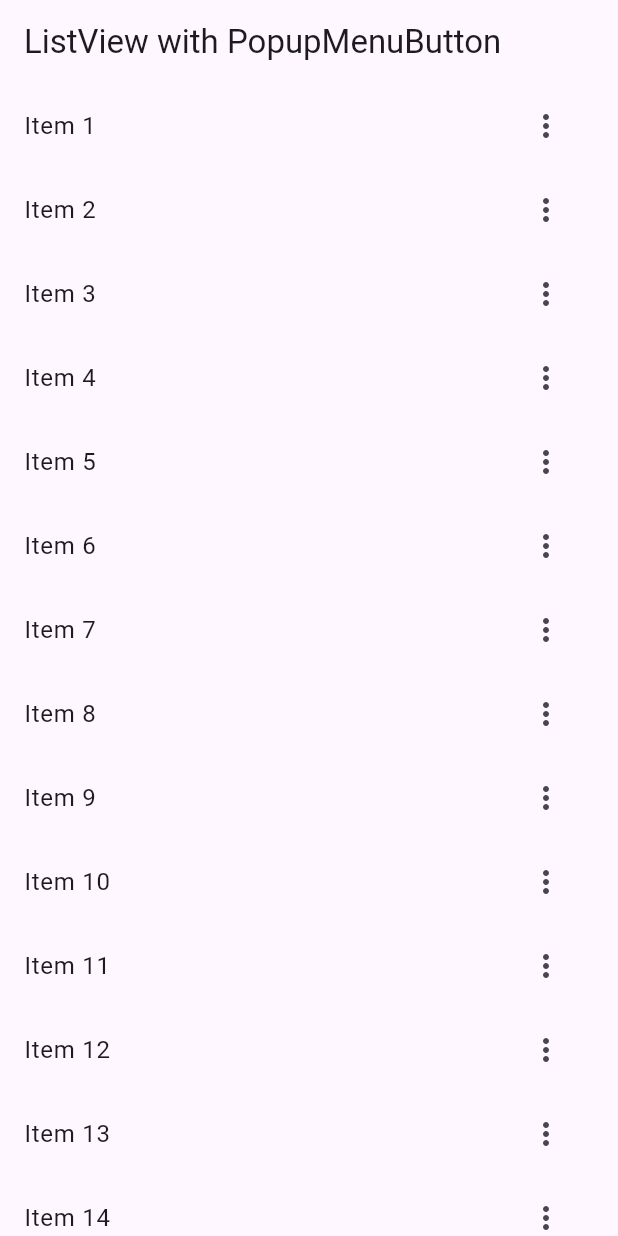
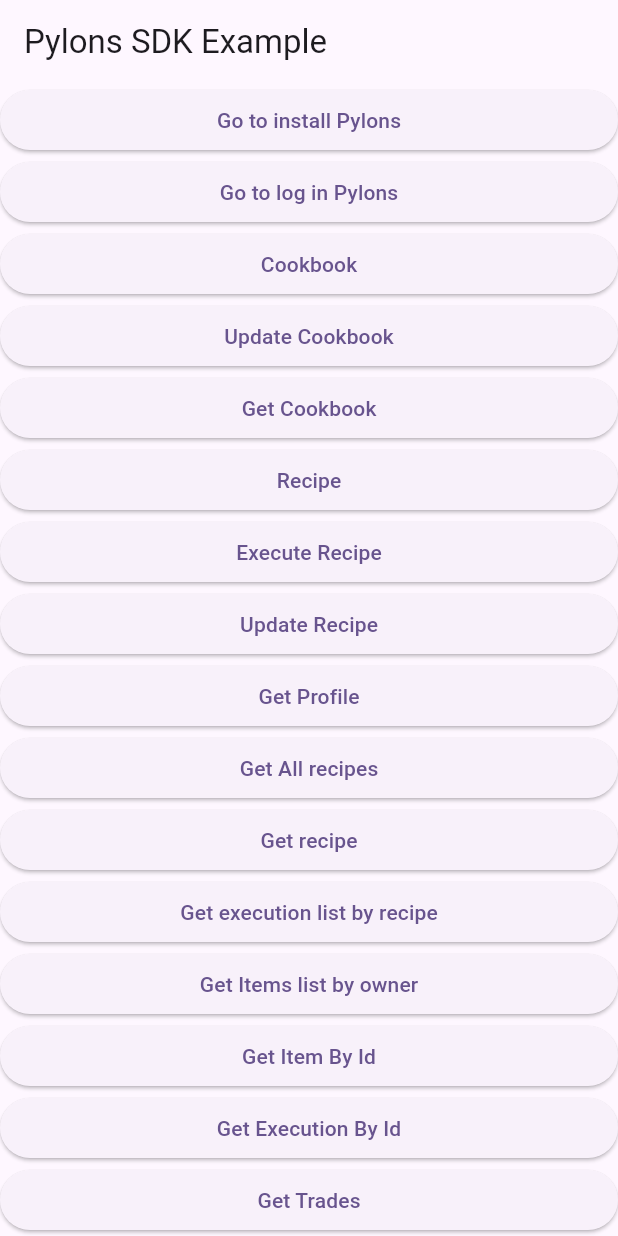
Before and after one commit to muhammadarslannasr/pagination_with_multiple_list_scroll_to_top_flutter_app, a Flutter app: the screen it shows after launch, on a phone screen of 412 x 824 dp. Run offline on Flutter 3.47's test engine with Material 3 defaults, Android fonts, the phone set to English and light mode, and no system bars; our stand-ins replace csv, file_picker, fixnum, image_picker, responsive_sizer, screenshot and 1 more; missing offline and left inert: cached_video_player_plus, flutter_barcode_scanner, flutter_custom_tabs, mobile_scanner, pylons_sdk, whatsapp_share.

Commit message:
pylons code added as an example using there sdk but not getting anything from it!

```diff
--- a/lib/main.dart
+++ b/lib/main.dart
@@ -1,11 +1,16 @@
 import 'package:flutter/material.dart';
 import 'package:flutter_mixup_tries_project/inn_app_web_browser_flutter/inn_app_web_browser_screen.dart';
+import 'package:flutter_mixup_tries_project/popup_menu_list_view_builder_screen/popup_menu_list_view_builder_screen.dart';
+import 'package:flutter_mixup_tries_project/pylons_sdk_example/pylons_sdk_screen.dart';
 import 'package:flutter_mixup_tries_project/speech_to_text/speech_to_text_screen.dart';
 import 'package:responsive_sizer/responsive_sizer.dart';
-
-import 'popup_menu_list_view_builder_screen/popup_menu_list_view_builder_screen.dart';
+import 'package:pylons_sdk/pylons_sdk.dart';
 
 void main() {
+  WidgetsFlutterBinding.ensureInitialized();
+
+  PylonsWallet.setup(mode: PylonsMode.prod, host: 'my.host.genesis.arslan');
+
   runApp(const MyApp());
 }
 
@@ -35,7 +40,8 @@ class MyApp extends StatelessWidget {
         // home: const UploadPage(),
         // home: const SpeechToTextScreen(),
         // home: const InnAppWebBrowserScreen(),
-        home: const PopUpMenuListViewBuilderScreen(),
+        // home: const PopUpMenuListViewBuilderScreen(),
+        home: const PylonsSdkScreen(),
       );
     });
   }
--- /dev/null
+++ b/lib/pylons_sdk_example/pylons_sdk_screen.dart
@@ -0,0 +1,370 @@
+import 'dart:developer';
+
+import 'package:flutter/material.dart';
+import 'package:pylons_sdk/low_level.dart';
+import 'package:fixnum/fixnum.dart';
+
+class PylonsSdkScreen extends StatefulWidget {
+  const PylonsSdkScreen({super.key});
+
+  @override
+  State<PylonsSdkScreen> createState() => _PylonsSdkScreenState();
+}
+
+class _PylonsSdkScreenState extends State<PylonsSdkScreen> {
+  String cookBookId = "cookbook_cry_308";
+  String recipeId = "recipe_1";
+  String ownerId = "pylo1v97v5qj2kvph2d02fzxxlh44wzpfmuc63vpphj";
+  String itemId = "8MrbcX2hkmm";
+  String executionId = "exec1213";
+
+  @override
+  Widget build(BuildContext context) {
+    return Scaffold(
+      appBar: AppBar(
+        title: const Text('Pylons SDK Example'),
+      ),
+      body: SingleChildScrollView(
+        child: Column(
+          mainAxisAlignment: MainAxisAlignment.center,
+          crossAxisAlignment: CrossAxisAlignment.stretch,
+          children: [
+            ElevatedButton(
+              onPressed: () async {
+                goToInstall();
+              },
+              child: const Text('Go to install Pylons'),
+            ),
+            ElevatedButton(
+              onPressed: () async {
+                goToLogin();
+              },
+              child: const Text('Go to log in Pylons'),
+            ),
+            ElevatedButton(
+              onPressed: () async {
+                createCookBook();
+              },
+              child: const Text('Cookbook'),
+            ),
+            ElevatedButton(
+              onPressed: () async {
+                updateCookBook();
+              },
+              child: const Text('Update Cookbook'),
+            ),
+            ElevatedButton(
+              onPressed: () async {
+                getCookbook();
+              },
+              child: const Text('Get Cookbook'),
+            ),
+            ElevatedButton(
+              onPressed: () async {
+                createRecipe();
+              },
+              child: const Text('Recipe'),
+            ),
+            ElevatedButton(
+              onPressed: () async {
+                executeRecipe();
+              },
+              child: const Text('Execute Recipe'),
+            ),
+            ElevatedButton(
+              onPressed: () async {
+                updateRecipe();
+              },
+              child: const Text('Update Recipe'),
+            ),
+            ElevatedButton(
+              onPressed: () async {
+                getProfile();
+              },
+              child: const Text('Get Profile'),
+            ),
+            ElevatedButton(
+              onPressed: () async {
+                getRecipes();
+              },
+              child: const Text('Get All recipes'),
+            ),
+            ElevatedButton(
+              onPressed: () async {
+                getRecipe();
+              },
+              child: const Text('Get recipe'),
+            ),
+            ElevatedButton(
+              onPressed: () async {
+                getExecutionListByRecipe();
+              },
+              child: const Text('Get execution list by recipe'),
+            ),
+            ElevatedButton(
+              onPressed: () async {
+                getItemListByOwner();
+              },
+              child: const Text('Get Items list by owner'),
+            ),
+            ElevatedButton(
+              onPressed: () async {
+                getItemById();
+              },
+              child: const Text('Get Item By Id'),
+            ),
+            ElevatedButton(
+              onPressed: () async {
+                getExecutionById();
+              },
+              child: const Text('Get Execution By Id'),
+            ),
+            ElevatedButton(
+              onPressed: () async {
+                getTrades();
+              },
+              child: const Text('Get Trades'),
+            ),
+            ElevatedButton(
+              onPressed: () async {
+                placeForSale();
+              },
+              child: const Text('Place for sale'),
+            ),
+            ElevatedButton(
+              onPressed: () async {
+                showStripe();
+              },
+              child: const Text('Show Stripe'),
+            ),
+          ],
+        ),
+      ),
+    );
+  }
+
+  ///* createCookBook
+
+  void createCookBook() async {
+    var cookBook1 = Cookbook(
+        creator: "pylo1v97v5qj2kvph2d02fzxxlh44wzpfmuc63vpphj",
+        id: cookBookId,
+        name: "Cry Cookbook for Test",
+        description: "Cookbook for running pylons recreation of LOUD",
+        developer: "Pylons Inc",
+        version: "v0.0.1",
+        supportEmail: "corey.williams@pylons.tech",
+        enabled: true);
+
+    var response = await PylonsWallet.instance.txCreateCookbook(cookBook1);
+
+    log('From App $response', name: 'pylons_sdk');
+
+    Future.delayed(Duration.zero, () {
+      if (response.success) {
+        ScaffoldMessenger.of(context).showSnackBar(const SnackBar(content: Text("Cookbook created")));
+      } else {
+        ScaffoldMessenger.of(context).showSnackBar(SnackBar(content: Text("Cookbook error : ${response.error}")));
+      }
+    });
+  }
+
+  ///* createRecipe
+
+  void createRecipe() async {
+    var recipe = Recipe(
+        cookbookId: cookBookId,
+        id: recipeId,
+        nodeVersion: Int64(1),
+        name: "LOUD's Wooden sword lv1 buy recipe",
+        description: "this recipe is used to buy wooden sword lv1.",
+        version: "v0.1.3",
+        coinInputs: [],
+        itemInputs: [],
+        costPerBlock: Coin(denom: "upylon", amount: "1000000"),
+        entries: EntriesList(coinOutputs: [], itemOutputs: [
+          ItemOutput(
+            id: "copper_sword_lv1",
+            doubles: [],
+            longs: [],
+            strings: [],
+            mutableStrings: [],
+            transferFee: [],
+            tradePercentage: DecString.decStringFromDouble(0.1),
+            tradeable: true,
+          ),
+        ], itemModifyOutputs: []),
+        outputs: [
+          WeightedOutputs(entryIds: ["copper_sword_lv1"], weight: Int64(1))
+        ],
+        blockInterval: Int64(0),
+        enabled: false,
+        extraInfo: "extraInfo");
+
+    var response = await PylonsWallet.instance.txCreateRecipe(recipe);
+
+    log('From App $response', name: 'pylons_sdk');
+
+    Future.delayed(Duration.zero, () {
+      if (response.success) {
+        ScaffoldMessenger.of(context).showSnackBar(const SnackBar(content: Text("Recipe created")));
+      } else {
+        ScaffoldMessenger.of(context).showSnackBar(SnackBar(content: Text("Recipe error : ${response.error}")));
+      }
+    });
+  }
+
+  ///* executeRecipe
+
+  void executeRecipe() async {
+    var response = await PylonsWallet.instance
+        .txExecuteRecipe(cookbookId: cookBookId, recipeName: recipeId, coinInputIndex: 0, sender: "pylo1v97v5qj2kvph2d02fzxxlh44wzpfmuc63vpphj", itemIds: [], paymentInfo: []);
+
+    log('From App $response', name: 'pylons_sdk');
+
+    Future.delayed(Duration.zero, () {
+      if (response.success) {
+        ScaffoldMessenger.of(context).showSnackBar(const SnackBar(content: Text("Recipe  executed")));
+      } else {
+        ScaffoldMessenger.of(context).showSnackBar(SnackBar(content: Text("Recipe  error : ${response.error}")));
+      }
+    });
+  }
+
+  void updateRecipe() async {
+    var recipe = Recipe(
+        cookbookId: cookBookId,
+        id: recipeId,
+        nodeVersion: Int64(2),
+        name: "LOUD's Wooden sword lv1 buy recipe",
+        description: "this recipe is used to buy wooden sword lv1.",
+        version: "v1.0.5",
+        coinInputs: [],
+        itemInputs: [],
+        costPerBlock: Coin(denom: "upylon", amount: "1000000"),
+        entries: EntriesList(coinOutputs: [], itemOutputs: [
+          ItemOutput(
+            id: "copper_sword_lv1",
+            doubles: [],
+            longs: [],
+            strings: [],
+            mutableStrings: [],
+            transferFee: [],
+            tradePercentage: DecString.decStringFromDouble(0.2),
+            tradeable: true,
+          ),
+        ], itemModifyOutputs: []),
+        outputs: [
+          WeightedOutputs(entryIds: ["copper_sword_lv1"], weight: Int64(1))
+        ],
+        blockInterval: Int64(0),
+        enabled: true,
+        extraInfo: "extraInfo");
+
+    var response = await PylonsWallet.instance.txUpdateRecipe(recipe);
+
+    log('From App $response', name: 'pylons_sdk');
+
+    if (response.success) {
+      ScaffoldMessenger.of(context).showSnackBar(const SnackBar(content: Text("Recipe updated")));
+    } else {
+      ScaffoldMessenger.of(context).showSnackBar(SnackBar(content: Text("Recipe update error : ${response.error}")));
+    }
+  }
+
+  void updateCookBook() async {
+    var cookBook1 = Cookbook(
+        creator: "",
+        id: cookBookId,
+        name: "Legend of the Undead Dianasour",
+        description: "Cookbook for running pylons recreation of LOUD",
+        developer: "Pylons Inc",
+        version: "v0.0.2",
+        supportEmail: "alex@shmeeload.xyz",
+        enabled: true);
+
+    var response = await PylonsWallet.instance.txUpdateCookbook(cookBook1);
+
+    log('From App $response', name: 'pylons_sdk');
+
+    Future.delayed(Duration.zero, () {
+      if (response.success) {
+        ScaffoldMessenger.of(context).showSnackBar(const SnackBar(content: Text("Cookbook updated")));
+      } else {
+        ScaffoldMessenger.of(context).showSnackBar(SnackBar(content: Text("Cookbook update error: ${response.error}")));
+      }
+    });
+  }
+
+  void getProfile() async {
+    var sdkResponse = await PylonsWallet.instance.getProfile();
+
+    log(sdkResponse.toString(), name: 'pylons_sdk');
+  }
+
+  Future getRecipes() async {
+    var sdkResponse = await PylonsWallet.instance.getRecipes(cookBookId);
+    log(sdkResponse.toString(), name: 'pylons_sdk');
+  }
+
+  void getCookbook() async {
+    var sdkResponse = await PylonsWallet.instance.getCookbook(cookBookId);
+    log(sdkResponse.toString(), name: 'pylons_sdk');
+  }
+
+  void getRecipe() async {
+    var sdkResponse = await PylonsWallet.instance.getRecipe(cookBookId, recipeId);
+    log(sdkResponse.toString(), name: 'pylons_sdk');
+  }
+
+  void getExecutionListByRecipe() async {
+    var sdkResponse = await PylonsWallet.instance.getExecutionBasedOnRecipe(cookbookId: cookBookId, recipeId: recipeId);
+    log(sdkResponse.toString(), name: 'pylons_sdk');
+  }
+
+  void getItemListByOwner() async {
+    var sdkResponse = await PylonsWallet.instance.getItemListByOwner(owner: ownerId);
+    log(sdkResponse.toString(), name: 'pylons_sdk');
+  }
+
+  void getItemById() async {
+    var sdkResponse = await PylonsWallet.instance.getItemById(cookbookId: cookBookId, itemId: itemId);
+    log(sdkResponse.toString(), name: 'pylons_sdk');
+  }
+
+  void getExecutionById() async {
+    var sdkResponse = await PylonsWallet.instance.getExecutionBasedOnId(id: executionId);
+    log(sdkResponse.toString(), name: 'pylons_sdk');
+  }
+
+  Future getTrades() async {
+    var sdkResponse = await PylonsWallet.instance.getTrades(ownerId);
+    log(sdkResponse.toString(), name: 'pylons_sdk');
+  }
+
+  void placeForSale() async {
+    var item = ItemRef(
+      cookbookId: cookBookId,
+      itemId: itemId,
+    );
+    var sdkResponse = await PylonsWallet.instance.txPlaceForSale(item, 100);
+    log(sdkResponse.toString(), name: 'pylons_sdk');
+  }
+
+  void goToInstall() async {
+    final isAlreadyInstalled = await PylonsWallet.instance.exists();
+    if (isAlreadyInstalled) {
+      log("Pylons Wallet already installed.", name: 'pylons_sdk');
+    } else {
+      PylonsWallet.instance.goToInstall();
+    }
+  }
+
+  void goToLogin() async {
+    PylonsWallet.instance.goToPylons();
+  }
+
+  void showStripe() {
+    PylonsWallet.instance.showStripe();
+  }
+}
--- a/pubspec.yaml
+++ b/pubspec.yaml
@@ -52,6 +52,8 @@ dependencies:
   avatar_glow: ^3.0.1
   speech_to_text: ^6.6.1
   flutter_custom_tabs: ^2.0.0+1
+  pylons_sdk: ^0.1.4
+  fixnum: ^1.1.0
 
 dev_dependencies:
   flutter_test:
```
Also changed, not shown: pubspec.lock, 1 other file.
